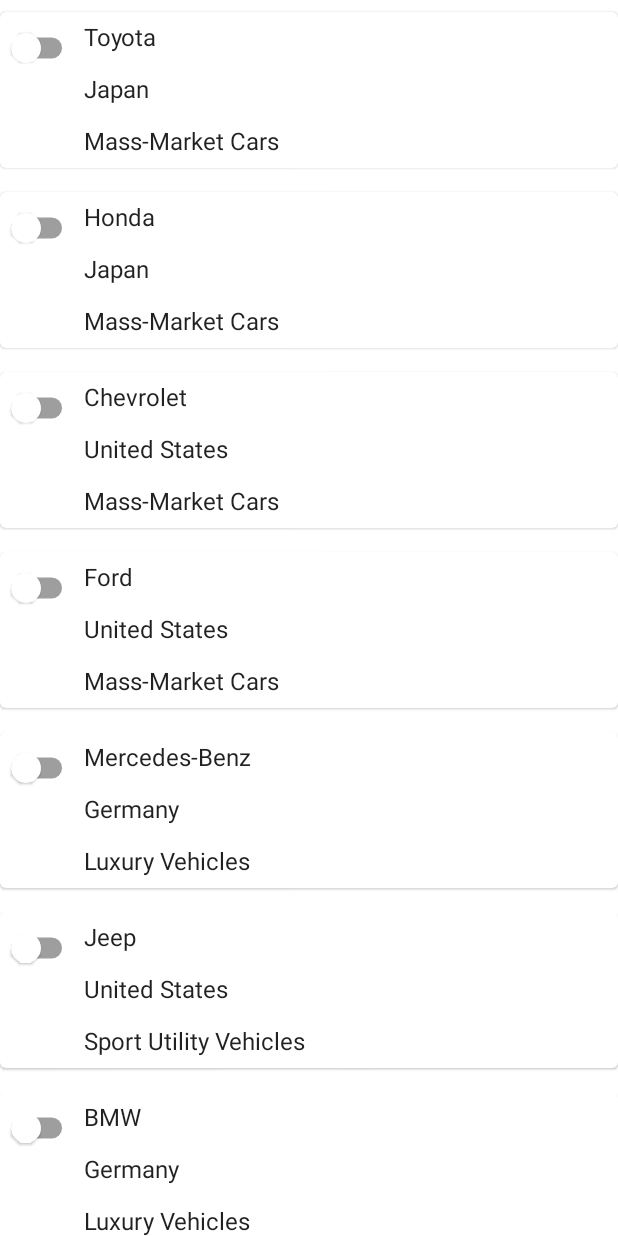
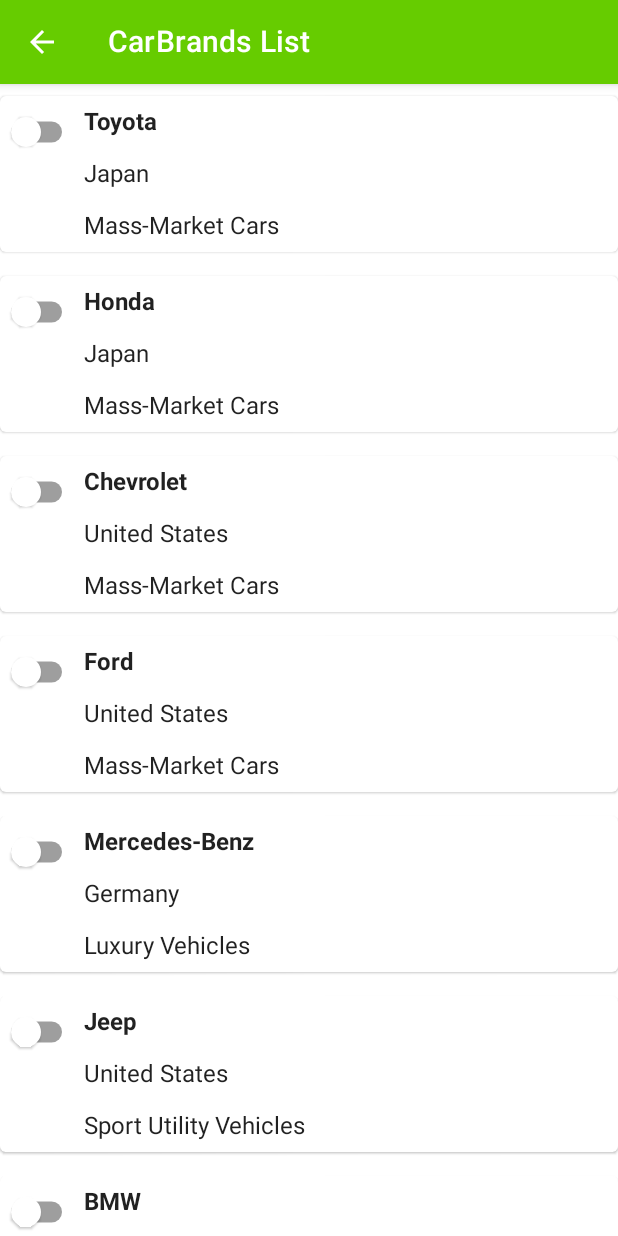
Before and after one commit to valecarrirolo/carbrands-android, an Android app built with Jetpack Compose: the ListScreen screen opened through its navigation route, on a phone screen of 412 x 824 dp. Run offline under Robolectric (Android 15) with nearby library versions, the phone set to English and light mode, and no system bars; our stand-ins replace Dagger/Hilt's generated code.

Commit message:
Add TopAppBar

```diff
--- a/app/src/main/java/com/github/valecarrirolo/carbrands/CarBrandsApp.kt
+++ b/app/src/main/java/com/github/valecarrirolo/carbrands/CarBrandsApp.kt
@@ -3,6 +3,5 @@ package com.github.valecarrirolo.carbrands
 import android.app.Application
 import dagger.hilt.android.HiltAndroidApp
 
-
 @HiltAndroidApp
 class CarBrandsApp : Application()
--- a/app/src/main/java/com/github/valecarrirolo/carbrands/ui/MainScreen.kt
+++ b/app/src/main/java/com/github/valecarrirolo/carbrands/ui/MainScreen.kt
@@ -4,15 +4,19 @@ import androidx.compose.foundation.layout.*
 import androidx.compose.foundation.lazy.LazyColumn
 import androidx.compose.foundation.lazy.items
 import androidx.compose.material.*
+import androidx.compose.material.icons.Icons
+import androidx.compose.material.icons.filled.ArrowBack
 import androidx.compose.runtime.Composable
 import androidx.compose.runtime.collectAsState
 import androidx.compose.runtime.getValue
 import androidx.compose.ui.Alignment
 import androidx.compose.ui.Modifier
+import androidx.compose.ui.text.font.FontWeight
 import androidx.compose.ui.text.style.TextAlign
 import androidx.compose.ui.tooling.preview.Preview
 import androidx.compose.ui.unit.dp
 import androidx.hilt.navigation.compose.hiltViewModel
+import androidx.navigation.NavHostController
 import androidx.navigation.compose.NavHost
 import androidx.navigation.compose.composable
 import androidx.navigation.compose.rememberNavController
@@ -26,11 +30,27 @@ fun MainScreen() {
 
     NavHost(navController = navController, startDestination = "home") {
         composable("home") {
+            HomeScreen(navController)
+        }
+        composable("list") {
+            ListScreen(navController)
+        }
+    }
+}
+
+
+@Composable
+private fun HomeScreen(navController: NavHostController) {
+    Scaffold(topBar = {
+        TopAppBar(title = { Text("CarBrands") })
+    }) {
         val vm: CarBrandsViewModel = hiltViewModel()
         val carWrapperList by vm.carWrapperStateFlow.collectAsState()
 
         Column(
-                modifier = Modifier.fillMaxSize(),
+            modifier = Modifier
+                .padding(it)
+                .fillMaxSize(),
             horizontalAlignment = Alignment.CenterHorizontally,
             verticalArrangement = Arrangement.Center,
         ) {
@@ -40,16 +60,28 @@ fun MainScreen() {
                 style = MaterialTheme.typography.h4,
                 textAlign = TextAlign.Center,
             )
-                Button(onClick = { navController.navigate("list") } ) {
+            Button(onClick = { navController.navigate("list") }) {
                 Text(text = "Car list")
             }
         }
     }
-        composable("list") {
+}
+
+@Composable
+private fun ListScreen(navController: NavHostController) {
+    Scaffold(topBar = {
+        TopAppBar(
+            title = { Text("CarBrands List") },
+            navigationIcon = {
+                IconButton(onClick = { navController.popBackStack() }) {
+                    Icon(Icons.Default.ArrowBack, null)
+                }
+            })
+    }) {
         val vm: CarBrandsViewModel = hiltViewModel()
         val carWrapperList by vm.carWrapperStateFlow.collectAsState()
 
-            LazyColumn {
+        LazyColumn(modifier = Modifier.padding(it)) {
             items(carWrapperList) { carWrapper ->
                 Card(
                     modifier = Modifier
@@ -65,6 +97,7 @@ fun MainScreen() {
                             Column(modifier = Modifier.weight(1f)) {
                                 Text(
                                     text = carWrapper.car.name,
+                                    fontWeight = FontWeight.Bold,
                                     modifier = Modifier.padding(8.dp),
                                 )
                                 Text(
@@ -88,7 +121,6 @@ fun MainScreen() {
         }
     }
 }
-}
 
 @Preview(showBackground = true)
 @Composable
```
Lines whose indentation alone changed are shown as unchanged.
